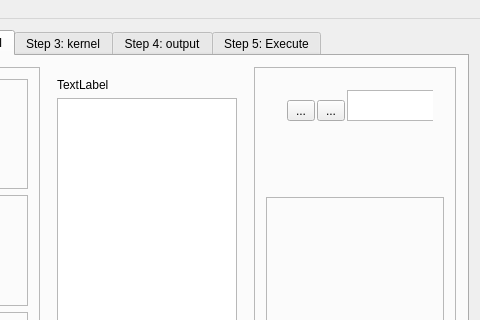
Old version of the form Qt/mainwindow.ui in the repository Anders1232/GWR_BR; both pictures show x 186 to 666 and y 0 to 320 of the 666 by 480 pixel window.
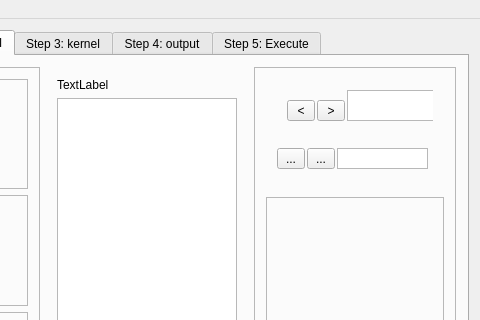
New version of the form.

Commit message: Nanostep commit3

Diff of the .ui file:
```diff
--- a/Qt/mainwindow.ui
+++ b/Qt/mainwindow.ui
@@ -286,7 +286,7 @@
                   </rect>
                  </property>
                  <property name="text">
-                  <string>...</string>
+                  <string>&lt;</string>
                  </property>
                 </widget>
                 <widget class="QToolButton" name="toolButton_2">
@@ -299,7 +299,7 @@
                   </rect>
                  </property>
                  <property name="text">
-                  <string>...</string>
+                  <string>&gt;</string>
                  </property>
                 </widget>
                 <widget class="QListWidget" name="listWidget_2">
@@ -315,7 +315,44 @@
                </widget>
               </item>
               <item>
-               <widget class="QWidget" name="widget_4" native="true"/>
+               <widget class="QWidget" name="widget_4" native="true">
+                <widget class="QToolButton" name="toolButton_3">
+                 <property name="geometry">
+                  <rect>
+                   <x>0</x>
+                   <y>10</y>
+                   <width>28</width>
+                   <height>21</height>
+                  </rect>
+                 </property>
+                 <property name="text">
+                  <string>...</string>
+                 </property>
+                </widget>
+                <widget class="QToolButton" name="toolButton_4">
+                 <property name="geometry">
+                  <rect>
+                   <x>30</x>
+                   <y>10</y>
+                   <width>28</width>
+                   <height>21</height>
+                  </rect>
+                 </property>
+                 <property name="text">
+                  <string>...</string>
+                 </property>
+                </widget>
+                <widget class="QListWidget" name="listWidget_3">
+                 <property name="geometry">
+                  <rect>
+                   <x>60</x>
+                   <y>10</y>
+                   <width>91</width>
+                   <height>21</height>
+                  </rect>
+                 </property>
+                </widget>
+               </widget>
               </item>
              </layout>
             </widget>
```
